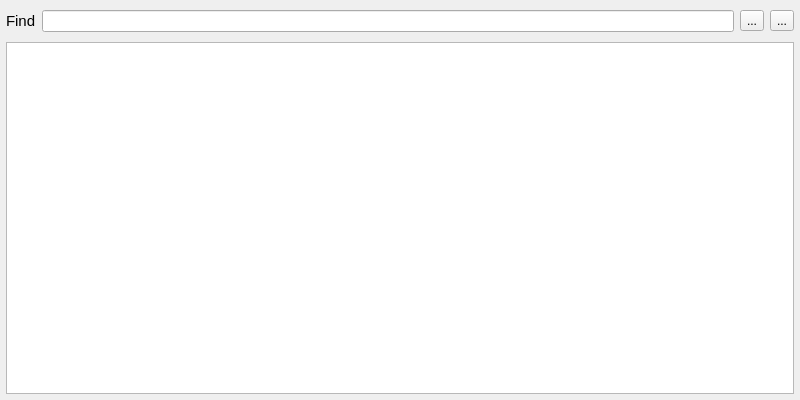
Before: the Qt Designer form sources/consoledialog.ui in mikaelsundell/stageviz, drawn with Qt 5.
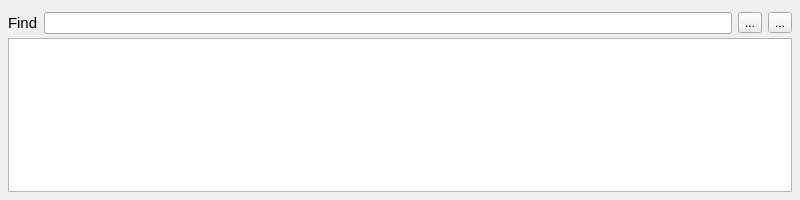
After: the same form once the commit is applied.

```diff
--- a/sources/consoledialog.ui
+++ b/sources/consoledialog.ui
@@ -10,7 +10,7 @@
     <x>0</x>
     <y>0</y>
     <width>800</width>
-    <height>400</height>
+    <height>200</height>
    </rect>
   </property>
   <property name="windowTitle">
@@ -18,34 +18,37 @@
   </property>
   <layout class="QHBoxLayout" name="horizontalLayout">
    <property name="spacing">
-    <number>0</number>
+    <number>8</number>
    </property>
    <property name="leftMargin">
-    <number>0</number>
+    <number>8</number>
    </property>
    <property name="topMargin">
-    <number>0</number>
+    <number>8</number>
    </property>
    <property name="rightMargin">
-    <number>0</number>
+    <number>8</number>
    </property>
    <property name="bottomMargin">
-    <number>0</number>
+    <number>8</number>
    </property>
    <item>
     <widget class="QWidget" name="widget" native="true">
      <layout class="QHBoxLayout" name="horizontalLayout_3">
+      <property name="spacing">
+       <number>0</number>
+      </property>
       <property name="leftMargin">
-       <number>6</number>
+       <number>0</number>
       </property>
       <property name="topMargin">
-       <number>6</number>
+       <number>0</number>
       </property>
       <property name="rightMargin">
-       <number>6</number>
+       <number>0</number>
       </property>
       <property name="bottomMargin">
-       <number>6</number>
+       <number>0</number>
       </property>
       <item>
        <layout class="QVBoxLayout" name="verticalLayout">
```
